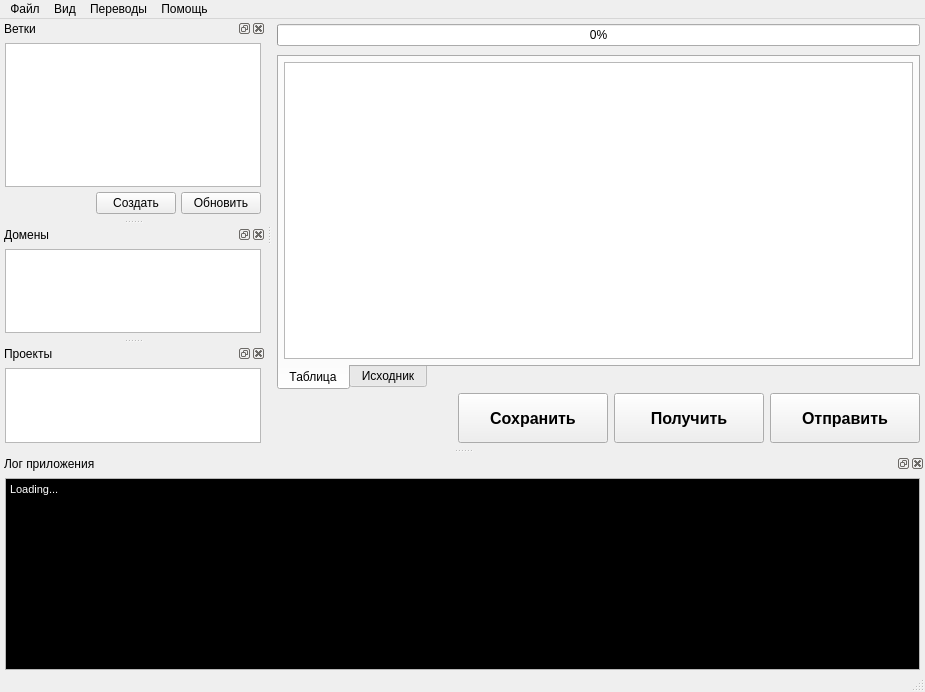
First picture: the form in mainwindow.ui, repository Erreke/TranslationProcessor, before the edit.
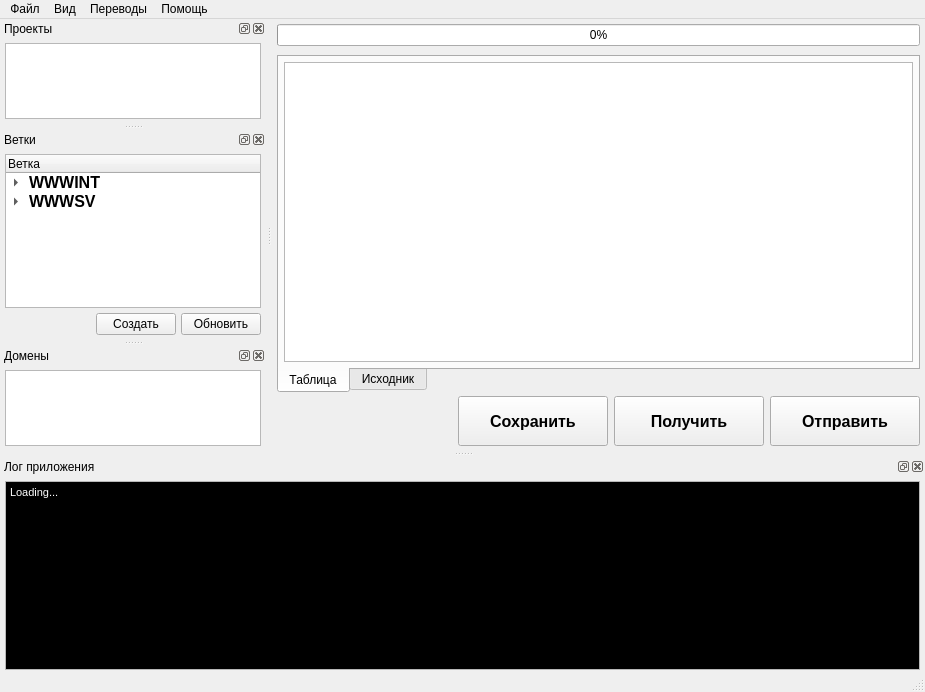
Second picture: the form after the edit. Icons and pictures are not drawn.

What changed in the file:
```diff
--- a/mainwindow.ui
+++ b/mainwindow.ui
@@ -422,11 +422,53 @@
    <addaction name="menuHelp"/>
   </widget>
   <widget class="QStatusBar" name="statusBar"/>
+  <widget class="QDockWidget" name="projectsDock">
+   <property name="minimumSize">
+    <size>
+     <width>150</width>
+     <height>105</height>
+    </size>
+   </property>
+   <property name="windowTitle">
+    <string>Проекты</string>
+   </property>
+   <attribute name="dockWidgetArea">
+    <number>1</number>
+   </attribute>
+   <widget class="QWidget" name="projectsDockContents">
+    <layout class="QHBoxLayout" name="projectsDockLayout">
+     <property name="spacing">
+      <number>5</number>
+     </property>
+     <property name="leftMargin">
+      <number>5</number>
+     </property>
+     <property name="topMargin">
+      <number>5</number>
+     </property>
+     <property name="rightMargin">
+      <number>5</number>
+     </property>
+     <property name="bottomMargin">
+      <number>5</number>
+     </property>
+     <item>
+      <widget class="QListView" name="projectsListView">
+       <property name="font">
+        <font>
+         <pointsize>12</pointsize>
+        </font>
+       </property>
+      </widget>
+     </item>
+    </layout>
+   </widget>
+  </widget>
   <widget class="QDockWidget" name="gitBranchesDock">
    <property name="minimumSize">
     <size>
      <width>183</width>
-     <height>200</height>
+     <height>210</height>
     </size>
    </property>
    <property name="floating">
@@ -465,7 +507,68 @@
       <number>0</number>
      </property>
      <item>
-      <widget class="QListView" name="gitBranchesListView"/>
+      <widget class="QTreeWidget" name="gitBranchesTree">
+       <column>
+        <property name="text">
+         <string>Ветка</string>
+        </property>
+       </column>
+       <item>
+        <property name="text">
+         <string>WWWINT</string>
+        </property>
+        <property name="font">
+         <font>
+          <pointsize>12</pointsize>
+          <weight>75</weight>
+          <bold>true</bold>
+         </font>
+        </property>
+        <property name="flags">
+         <set>ItemIsEnabled</set>
+        </property>
+        <item>
+         <property name="text">
+          <string>WWWINT-75456</string>
+         </property>
+        </item>
+        <item>
+         <property name="text">
+          <string>WWWINT-55668</string>
+         </property>
+        </item>
+        <item>
+         <property name="text">
+          <string>WWWINT-56565</string>
+         </property>
+        </item>
+       </item>
+       <item>
+        <property name="text">
+         <string>WWWSV</string>
+        </property>
+        <property name="font">
+         <font>
+          <pointsize>12</pointsize>
+          <weight>75</weight>
+          <bold>true</bold>
+         </font>
+        </property>
+        <property name="flags">
+         <set>ItemIsEnabled</set>
+        </property>
+        <item>
+         <property name="text">
+          <string>WWWSV-12363</string>
+         </property>
+        </item>
+        <item>
+         <property name="text">
+          <string>WWWSV-56356</string>
+         </property>
+        </item>
+       </item>
+      </widget>
      </item>
      <item>
       <widget class="QWidget" name="gitBranchesButtonsContainer" native="true">
@@ -545,7 +648,7 @@
    <property name="minimumSize">
     <size>
      <width>150</width>
-     <height>113</height>
+     <height>105</height>
     </size>
    </property>
    <property name="floating">
@@ -578,7 +681,13 @@
       <number>5</number>
      </property>
      <item>
-      <widget class="QListView" name="domainsListView"/>
+      <widget class="QListView" name="domainsListView">
+       <property name="font">
+        <font>
+         <pointsize>12</pointsize>
+        </font>
+       </property>
+      </widget>
      </item>
     </layout>
    </widget>
@@ -639,42 +748,6 @@
     </layout>
    </widget>
   </widget>
-  <widget class="QDockWidget" name="projectsDock">
-   <property name="windowTitle">
-    <string>Проекты</string>
-   </property>
-   <attribute name="dockWidgetArea">
-    <number>1</number>
-   </attribute>
-   <widget class="QWidget" name="projectsDockContents">
-    <layout class="QHBoxLayout" name="projectsDockLayout">
-     <property name="spacing">
-      <number>5</number>
-     </property>
-     <property name="leftMargin">
-      <number>5</number>
-     </property>
-     <property name="topMargin">
-      <number>5</number>
-     </property>
-     <property name="rightMargin">
-      <number>5</number>
-     </property>
-     <property name="bottomMargin">
-      <number>5</number>
-     </property>
-     <item>
-      <widget class="QListView" name="projectsListView">
-       <property name="font">
-        <font>
-         <pointsize>12</pointsize>
-        </font>
-       </property>
-      </widget>
-     </item>
-    </layout>
-   </widget>
-  </widget>
   <action name="quitAction">
    <property name="text">
     <string>Выйти</string>
```
